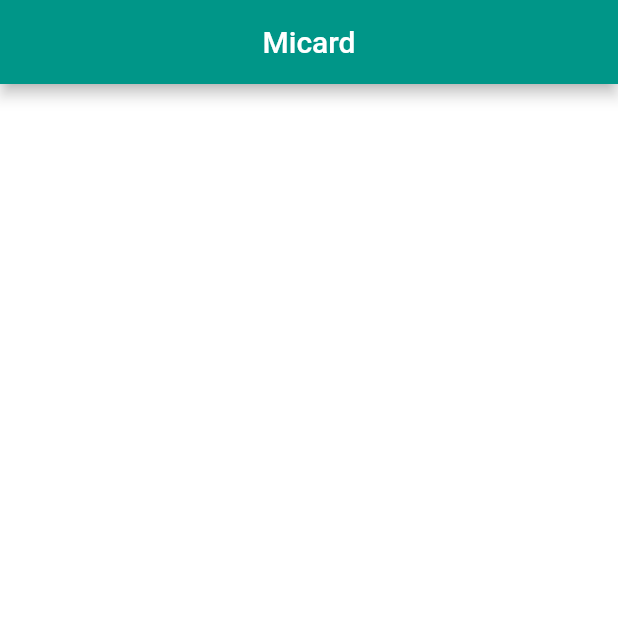
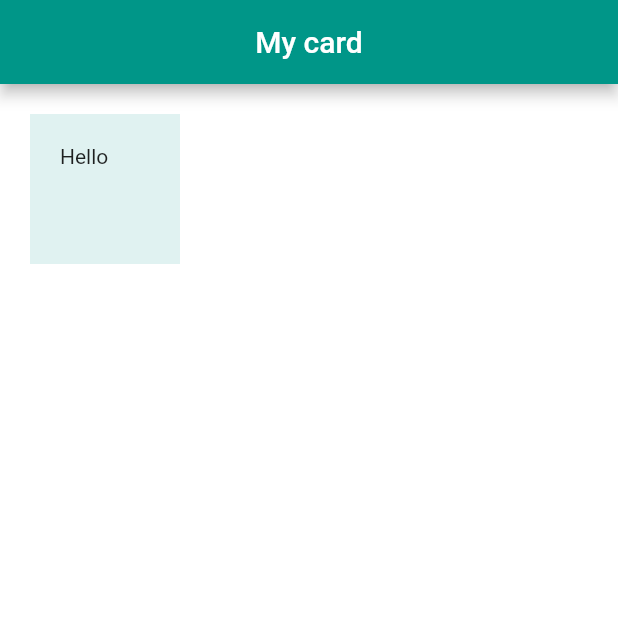
Before and after one commit to cmwema/micard, a Flutter app: the screen it shows after launch, on a phone screen of 412 x 824 dp, the top half of it. Run offline on Flutter 3.47's test engine with Material 2 defaults, Android fonts, the phone set to English and light mode, and no system bars.

Commit message:
creating and using container widget

```diff
--- a/lib/main.dart
+++ b/lib/main.dart
@@ -16,7 +16,17 @@ class MyApp extends StatelessWidget {
         appBar: AppBar(
           backgroundColor: Colors.teal,
           title: const Center(
-            child: Text('Micard'),
+            child: Text('My card'),
+          ),
+        ),
+        body: SafeArea(
+          child: Container(
+            color: Colors.teal[50],
+            height: 100.0,
+            width: 100.0,
+            margin: const EdgeInsets.all(20.0),
+            padding: const EdgeInsets.all(20.0),
+            child: const Text("Hello"),
           ),
         ),
         backgroundColor: Colors.white,
```
Also changed, not shown: 5 other files.
